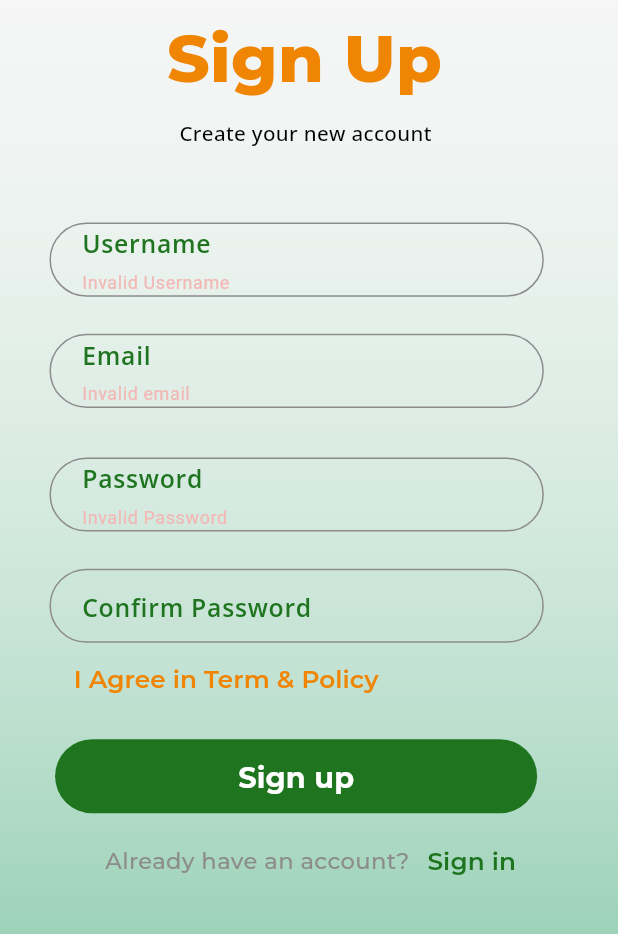
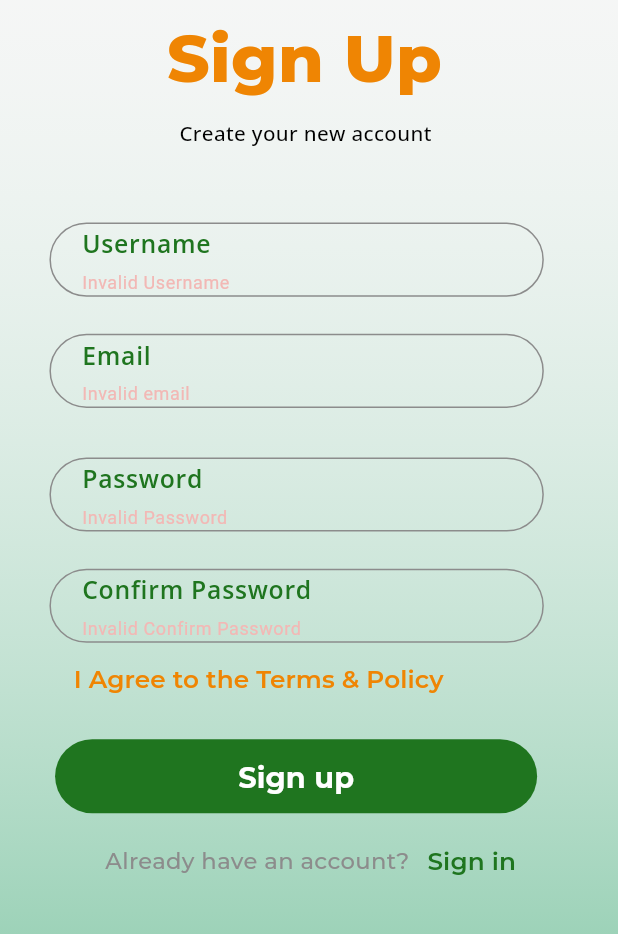
Before and after one commit to FurqanAhmad2/AgriTech-Express-APP, a Flutter app: the SignUpScreen screen opened directly, after a tap on "Sign up", on a phone screen of 412 x 824 dp, the part 248-1182 px from its top. Run offline on Flutter 3.47's test engine with Material 3 defaults, Android fonts, the phone set to English and light mode, and no system bars; our stand-ins replace device_preview, google_fonts, shared_preferences, sizer; accounts and stored records are empty.

Commit message:
added Files after Fixes now

```diff
--- a/lib/Screens/SignupScreen.dart
+++ b/lib/Screens/SignupScreen.dart
@@ -19,6 +19,7 @@ class _SignUpScreenState extends State<SignUpScreen> {
   TextEditingController email = TextEditingController();
   TextEditingController username = TextEditingController();
   TextEditingController password = TextEditingController();
+  TextEditingController confirmPassword = TextEditingController();
 
   void registerUser() async {
     var regBody = {
@@ -46,7 +47,8 @@ class _SignUpScreenState extends State<SignUpScreen> {
                       Navigator.push(
                           context,
                           MaterialPageRoute(
-                              builder: (context) => TwoFactorAuthScreen(email: email.text))); // pass the email
+                              builder: (context) =>
+                                  TwoFactorAuthScreen(email: email.text))); // pass the email
                     },
                     child: Center(
                       child: Text('OK'),
@@ -213,6 +215,7 @@ class _SignUpScreenState extends State<SignUpScreen> {
                   child: Padding(
                     padding: EdgeInsets.symmetric(horizontal: 5.w),
                     child: TextFormField(
+                      obscureText: true, // Set this to obscure the text
                       validator: (value) {
                         if (value!.isEmpty) {
                           return "Invalid Password";
@@ -248,8 +251,18 @@ class _SignUpScreenState extends State<SignUpScreen> {
                   child: Padding(
                     padding: EdgeInsets.symmetric(horizontal: 5.w),
                     child: TextFormField(
+                      obscureText: true, // Set this to obscure the text
+                      validator: (value) {
+                        if (value!.isEmpty) {
+                          return "Invalid Confirm Password";
+                        } else if (value != password.text) {
+                          return "Passwords do not match";
+                        } else {
+                          return null;
+                        }
+                      },
                       onChanged: (value) {
-                        password.text = value;
+                        confirmPassword.text = value;
                       },
                       style: GoogleFonts.montserrat(
                           fontSize: 14.sp,
@@ -272,7 +285,7 @@ class _SignUpScreenState extends State<SignUpScreen> {
                       child: TextButton(
                         onPressed: () {},
                         child: Text(
-                          "I Agree in Term & Policy",
+                          "I Agree to the Terms & Policy",
                           style: GoogleFonts.montserrat(
                               fontSize: 12.sp,
                               color: Color(0xffef8503),
```
Also changed, not shown: lib/Screens/AddSeed.dart (+6 -1 lines).
